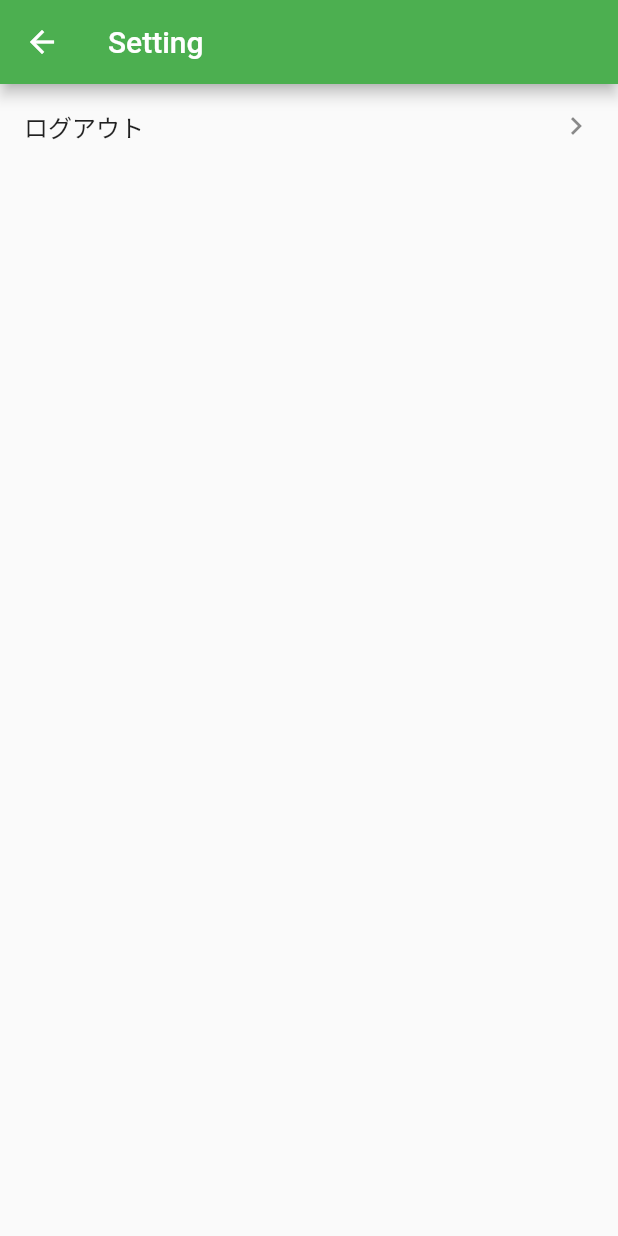
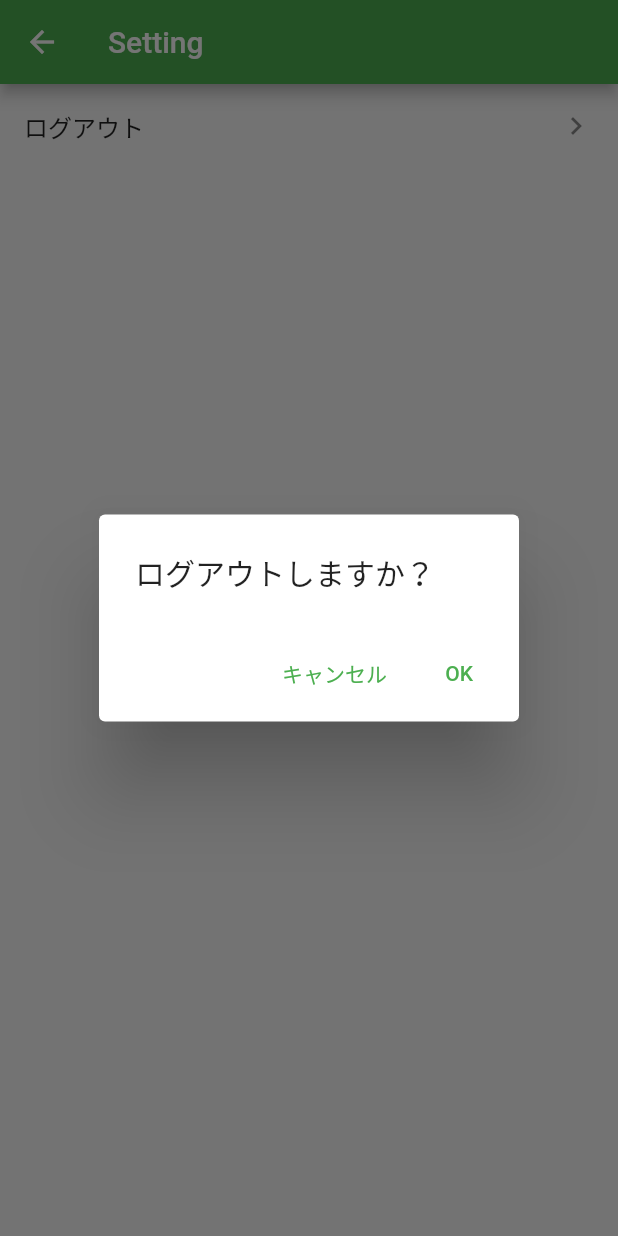
Before and after one commit to oke331/memo_sample, a Flutter app: the SettingPage screen opened by its route, after a tap on "ログアウト", on a phone screen of 412 x 824 dp. Run offline on Flutter 3.47's test engine with Material 2 defaults, Android fonts, the phone set to English and light mode, and no system bars; our stand-ins replace cloud_firestore, firebase_auth, firebase_core, freezed_annotation, go_router, hooks_riverpod and 1 more; missing offline and left inert: flutterfire_ui; accounts and stored records are empty; statements that could not run were skipped.

Commit message:
Fix logout button

```diff
--- /dev/null
+++ b/lib/presentation/page/setting_page/logout_dialog.dart
@@ -0,0 +1,26 @@
+import 'package:flutter/material.dart';
+import 'package:hooks_riverpod/hooks_riverpod.dart';
+import 'package:memo_sample/presentation/controller/auth_controller/auth_controller.dart';
+import 'package:memo_sample/router.dart';
+
+class LogoutDialog extends HookConsumerWidget {
+  const LogoutDialog({Key? key}) : super(key: key);
+
+  @override
+  Widget build(BuildContext context, WidgetRef ref) {
+    final router = ref.watch(routerProvider);
+    return AlertDialog(
+      title: const Text('ログアウトしますか？'),
+      actions: [
+        TextButton(
+          onPressed: () => router.pop(context),
+          child: const Text('キャンセル'),
+        ),
+        TextButton(
+          onPressed: ref.read(authControllerProvider.notifier).signOut,
+          child: const Text('OK'),
+        )
+      ],
+    );
+  }
+}
--- a/lib/presentation/page/setting_page/setting_body.dart
+++ b/lib/presentation/page/setting_page/setting_body.dart
@@ -1,6 +1,6 @@
 import 'package:flutter/material.dart';
 import 'package:hooks_riverpod/hooks_riverpod.dart';
-import 'package:memo_sample/presentation/controller/auth_controller/auth_controller.dart';
+import 'package:memo_sample/presentation/page/setting_page/logout_dialog.dart';
 import 'package:memo_sample/presentation/page/setting_page/setting_tile.dart';
 
 class _TileContent {
@@ -20,7 +20,12 @@ class SettingBody extends HookConsumerWidget {
     final _tileContents = [
       _TileContent(
         text: 'ログアウト',
-        onTap: ref.read(authControllerProvider.notifier).signOut,
+        onTap: () async {
+          await showDialog(
+            context: context,
+            builder: (_) => const LogoutDialog(),
+          );
+        },
       ),
     ];
     return ListView.separated(
```
